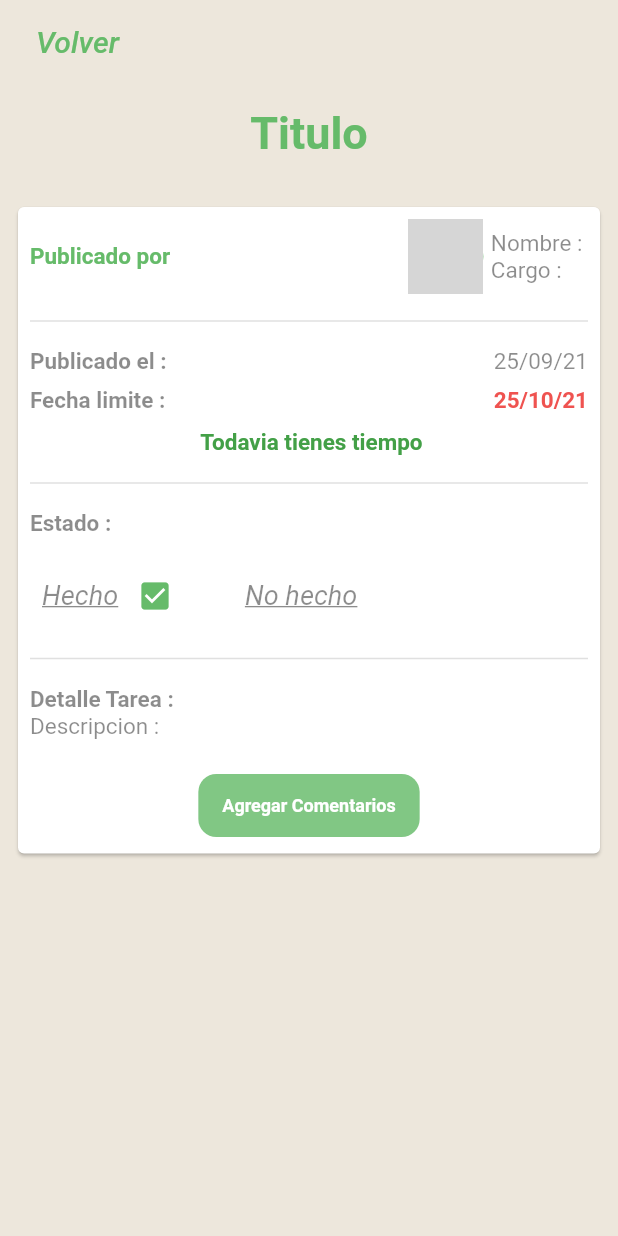
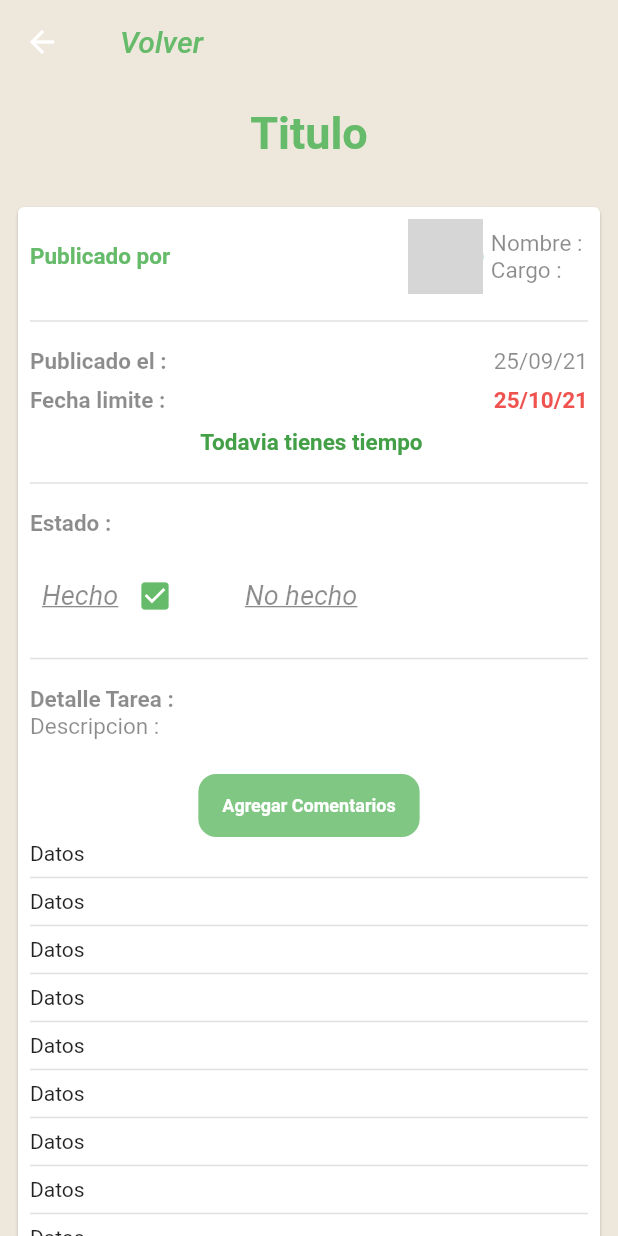
Before and after one commit to OdaFra/Flutter_Firebase_Build_a_Complete_TaskApp_From_Scratch, a Flutter app: the DetallesTareasView screen opened directly, on a phone screen of 412 x 824 dp. Run offline on Flutter 3.47's test engine with Material 2 defaults, Android fonts, the phone set to English and light mode, and no system bars; our stand-ins replace cached_network_image, image_cropper, image_picker; network calls fail; grey boxes are pictures that could not be loaded.

Commit message:
Se continua con la sección detalles de tareas

```diff
--- a/lib/screen/views/detalles_tareas.dart
+++ b/lib/screen/views/detalles_tareas.dart
@@ -1,4 +1,5 @@
 import 'package:flutter/material.dart';
+import 'package:flutter/services.dart';
 import 'package:flutter_firebase_app_workos/screen/constants/constants.dart';
 
 class DetallesTareasView extends StatefulWidget {
@@ -8,15 +9,17 @@ class DetallesTareasView extends StatefulWidget {
 
 class _DetallesTareasViewState extends State<DetallesTareasView> {
   var _textStyle = TextStyle(
-    color: Constants.darkBlue,
-    fontSize: 15,
-    fontWeight: FontWeight.normal,
-  );
+      color: Constants.darkBlue, fontSize: 15, fontWeight: FontWeight.normal);
   var _tituloStyle = TextStyle(
       color: Colors.green.shade400, fontWeight: FontWeight.bold, fontSize: 15);
 
   var _titStyle = TextStyle(
       color: Constants.darkBlue, fontWeight: FontWeight.bold, fontSize: 15);
+
+  TextEditingController _comentarioController = TextEditingController();
+
+  bool _isComentario = false;
+
   @override
   Widget build(BuildContext context) {
     return Scaffold(
@@ -176,15 +179,86 @@ class _DetallesTareasViewState extends State<DetallesTareasView> {
                       SizedBox(
                         height: 20,
                       ),
-                      Center(
+                      AnimatedSwitcher(
+                        duration: Duration(
+                          milliseconds: 500,
+                        ),
+                        child: _isComentario
+                            ? Row(
+                                crossAxisAlignment: CrossAxisAlignment.start,
+                                children: [
+                                  Flexible(
+                                    flex: 3,
+                                    child: TextField(
+                                      controller: _comentarioController,
+                                      style: TextStyle(
+                                        color: Constants.darkBlue,
+                                      ),
+                                      maxLength: 200,
+                                      keyboardType: TextInputType.text,
+                                      maxLines: 6,
+                                      decoration: InputDecoration(
+                                          filled: true,
+                                          fillColor: Theme.of(context)
+                                              .scaffoldBackgroundColor,
+                                          enabledBorder: UnderlineInputBorder(
+                                            borderSide:
+                                                BorderSide(color: Colors.white),
+                                          ),
+                                          focusedBorder: OutlineInputBorder(
+                                            borderSide: BorderSide(
+                                                color: Colors.green.shade400),
+                                          )),
+                                    ),
+                                  ),
+                                  Flexible(
+                                      child: Column(
+                                    children: [
+                                      Padding(
+                                        padding: const EdgeInsets.symmetric(
+                                          horizontal: 8,
+                                        ),
+                                        child: MaterialButton(
+                                          color: Colors.green.shade300,
+                                          elevation: 0,
+                                          shape: RoundedRectangleBorder(
+                                              borderRadius:
+                                                  BorderRadius.circular(8)),
+                                          onPressed: () {},
+                                          child: Text(
+                                            'Post',
+                                            style: TextStyle(
+                                                color: Colors.white,
+                                                fontWeight: FontWeight.bold,
+                                                fontSize: 12),
+                                          ),
+                                        ),
+                                      ),
+                                      TextButton(
+                                          onPressed: () {
+                                            setState(() {
+                                              _isComentario = !_isComentario;
+                                            });
+                                          },
+                                          child: Text('Cancelar'))
+                                    ],
+                                  ))
+                                ],
+                              )
+                            : Center(
                                 child: MaterialButton(
                                   color: Colors.green.shade300,
                                   elevation: 0,
                                   shape: RoundedRectangleBorder(
                                       borderRadius: BorderRadius.circular(12)),
-                          onPressed: () {},
+                                  onPressed: () {
+                                    setState(() {
+                                      _isComentario = !_isComentario;
+                                    });
+                                  },
                                   child: Padding(
-                            padding: const EdgeInsets.symmetric(vertical: 14),
+                                    padding: const EdgeInsets.symmetric(
+                                        vertical: 14),
                                     child: Text(
                                       'Agregar Comentarios',
                                       style: TextStyle(
@@ -195,6 +269,17 @@ class _DetallesTareasViewState extends State<DetallesTareasView> {
                                   ),
                                 ),
                               ),
+                      ),
+                      ListView.separated(
+                          shrinkWrap: true,
+                          physics: NeverScrollableScrollPhysics(),
+                          itemBuilder: (context, index) {
+                            return Text('Datos');
+                          },
+                          separatorBuilder: (context, index) {
+                            return Divider(thickness: 1);
+                          },
+                          itemCount: 15)
                     ],
                   ),
                 ),
--- a/lib/screen/widgets/tareas_widgets.dart
+++ b/lib/screen/widgets/tareas_widgets.dart
@@ -15,7 +15,7 @@ class _TareasWidgetsState extends State<TareasWidgets> {
       margin: EdgeInsets.symmetric(horizontal: 10, vertical: 6),
       child: ListTile(
         onTap: () {
-          Navigator.pushReplacement(context,
+          Navigator.push(context,
               MaterialPageRoute(builder: (context) => DetallesTareasView()));
         },
         onLongPress: () => _eliminarDialog(),
```
Lines whose indentation alone changed are shown as unchanged.
